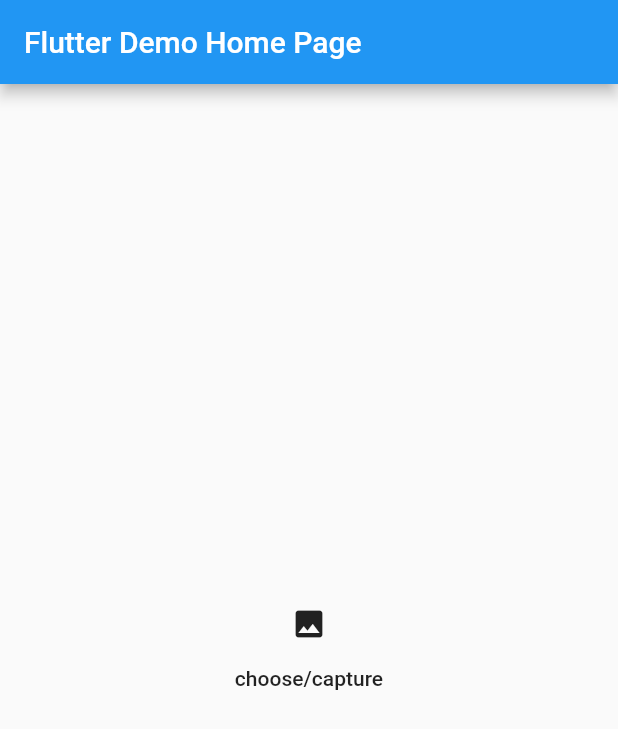
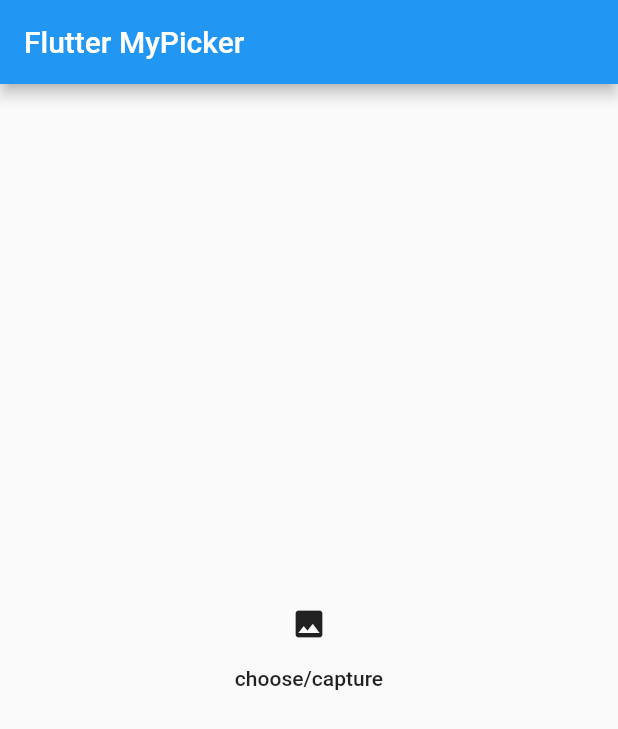
Before and after one commit to Anonymousgaurav/image_picker_flutter, a Flutter app: the screen it shows after launch, after a tap on "choose/capture", on a phone screen of 412 x 824 dp. Shown: the top 729 px of the screen. Run offline on Flutter 3.47's test engine with Material 2 defaults, Android fonts, the phone set to English and light mode, and no system bars; our stand-ins replace image_picker.

Commit message:
file updated

```diff
--- a/lib/main.dart
+++ b/lib/main.dart
@@ -10,35 +10,35 @@ class MyApp extends StatelessWidget {
   @override
   Widget build(BuildContext context) {
     return MaterialApp(
-      title: 'Flutter Demo',
+      title: 'Flutter MyPicker',
       theme: ThemeData(
         primarySwatch: Colors.blue,
       ),
-      home: MyHomePage(title: 'Flutter Demo Home Page'),
+      home: MyPicker(title: 'Flutter MyPicker'),
     );
   }
 }
 
-class MyHomePage extends StatefulWidget {
-  MyHomePage({Key key, this.title}) : super(key: key);
+class MyPicker extends StatefulWidget {
+  MyPicker({Key key, this.title}) : super(key: key);
   final String title;
 
   @override
-  _MyHomePageState createState() => _MyHomePageState();
+  _MyPickerState createState() => _MyPickerState();
 }
 
-class _MyHomePageState extends State<MyHomePage> {
+class _MyPickerState extends State<MyPicker> {
   File _image;
-  ImagePicker imagePicker;
+  ImagePicker MyPicker;
 
   @override
   void initState() {
     super.initState();
-    imagePicker = ImagePicker();
+    MyPicker = ImagePicker();
   }
 
   Future<void> _chooseGallery() async {
-    PickedFile pickedFile = await imagePicker.getImage(source: ImageSource.gallery);
+    PickedFile pickedFile = await MyPicker.getImage(source: ImageSource.gallery);
     setState(() {
       _image = File(pickedFile.path);
     });
@@ -48,7 +48,7 @@ class _MyHomePageState extends State<MyHomePage> {
 
   Future<void> _chooseCamera() async {
     PickedFile pickedFile =
-        await imagePicker.getImage(source: ImageSource.camera);
+        await MyPicker.getImage(source: ImageSource.camera);
     setState(() {
       _image = File(pickedFile.path);
     });
```
